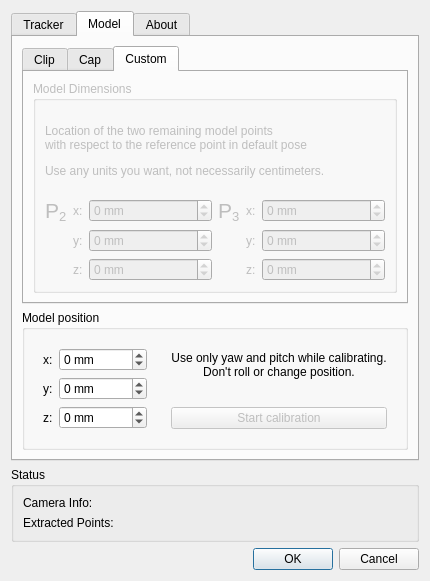
opentrack/opentrack, file tracker-easy/tracker-easy-settings.ui: the form before one commit.
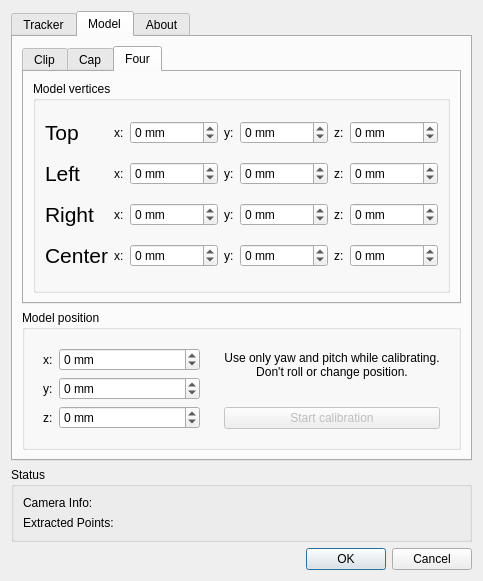
The form after the commit. The open tabs and pages were chosen to show the change. Icons and pictures are not drawn.

Commit message: Adding support for four points model. Can't get it to work correctly though.

The edit to the form file:
```diff
--- a/tracker-easy/tracker-easy-settings.ui
+++ b/tracker-easy/tracker-easy-settings.ui
@@ -9,7 +9,7 @@
    <rect>
     <x>0</x>
     <y>0</y>
-    <width>418</width>
+    <width>422</width>
     <height>724</height>
    </rect>
   </property>
@@ -873,33 +873,20 @@
          </widget>
          <widget class="QWidget" name="tabCustom">
           <property name="enabled">
-           <bool>false</bool>
+           <bool>true</bool>
           </property>
           <attribute name="title">
-           <string>Custom</string>
+           <string>Four</string>
           </attribute>
           <layout class="QGridLayout" name="gridLayout">
            <item row="0" column="0">
             <widget class="QGroupBox" name="groupBox_7">
              <property name="title">
-              <string>Model Dimensions</string>
+              <string>Model vertices</string>
              </property>
              <layout class="QGridLayout" name="gridLayout_5">
-              <item row="3" column="1">
-               <widget class="QLabel" name="label_57">
-                <property name="sizePolicy">
-                 <sizepolicy hsizetype="Maximum" vsizetype="Preferred">
-                  <horstretch>0</horstretch>
-                  <verstretch>0</verstretch>
-                 </sizepolicy>
-                </property>
-                <property name="text">
-                 <string>z:</string>
-                </property>
-               </widget>
-              </item>
-              <item row="2" column="5">
-               <widget class="QSpinBox" name="m2y_spin">
+              <item row="0" column="6">
+               <widget class="QSpinBox" name="iSpinFourTopZ">
                 <property name="suffix">
                  <string> mm</string>
                 </property>
@@ -911,8 +898,8 @@
                 </property>
                </widget>
               </item>
-              <item row="1" column="1">
-               <widget class="QLabel" name="label_63">
+              <item row="0" column="1">
+               <widget class="QLabel" name="label_68">
                 <property name="sizePolicy">
                  <sizepolicy hsizetype="Maximum" vsizetype="Preferred">
                   <horstretch>0</horstretch>
@@ -924,8 +911,73 @@
                 </property>
                </widget>
               </item>
-              <item row="1" column="2">
-               <widget class="QSpinBox" name="m1x_spin">
+              <item row="0" column="3">
+               <widget class="QLabel" name="label_76">
+                <property name="sizePolicy">
+                 <sizepolicy hsizetype="Maximum" vsizetype="Preferred">
+                  <horstretch>0</horstretch>
+                  <verstretch>0</verstretch>
+                 </sizepolicy>
+                </property>
+                <property name="text">
+                 <string>y:</string>
+                </property>
+               </widget>
+              </item>
+              <item row="0" column="2">
+               <widget class="QSpinBox" name="iSpinFourTopX">
+                <property name="suffix">
+                 <string> mm</string>
+                </property>
+                <property name="minimum">
+                 <number>-65535</number>
+                </property>
+                <property name="maximum">
+                 <number>65535</number>
+                </property>
+               </widget>
+              </item>
+              <item row="0" column="5">
+               <widget class="QLabel" name="label_65">
+                <property name="sizePolicy">
+                 <sizepolicy hsizetype="Maximum" vsizetype="Preferred">
+                  <horstretch>0</horstretch>
+                  <verstretch>0</verstretch>
+                 </sizepolicy>
+                </property>
+                <property name="text">
+                 <string>z:</string>
+                </property>
+               </widget>
+              </item>
+              <item row="0" column="0">
+               <widget class="QLabel" name="label_75">
+                <property name="sizePolicy">
+                 <sizepolicy hsizetype="Maximum" vsizetype="Preferred">
+                  <horstretch>0</horstretch>
+                  <verstretch>0</verstretch>
+                 </sizepolicy>
+                </property>
+                <property name="text">
+                 <string>&lt;html&gt;&lt;head/&gt;&lt;body&gt;&lt;p&gt;&lt;span style=&quot; font-size:16pt;&quot;&gt;Top&lt;/span&gt;&lt;/p&gt;&lt;/body&gt;&lt;/html&gt;</string>
+                </property>
+               </widget>
+              </item>
+              <item row="0" column="4">
+               <widget class="QSpinBox" name="iSpinFourTopY">
+                <property name="suffix">
+                 <string> mm</string>
+                </property>
+                <property name="minimum">
+                 <number>-65535</number>
+                </property>
+                <property name="maximum">
+                 <number>65535</number>
+                </property>
+               </widget>
+              </item>
+              <item row="2" column="6">
+               <widget class="QSpinBox" name="iSpinFourLeftZ">
                 <property name="suffix">
                  <string> mm</string>
                 </property>
@@ -938,59 +990,7 @@
                </widget>
               </item>
               <item row="2" column="2">
-               <widget class="QSpinBox" name="m1y_spin">
-                <property name="suffix">
-                 <string> mm</string>
-                </property>
-                <property name="minimum">
-                 <number>-65535</number>
-                </property>
-                <property name="maximum">
-                 <number>65535</number>
-                </property>
-               </widget>
-              </item>
-              <item row="3" column="5">
-               <widget class="QSpinBox" name="m2z_spin">
-                <property name="suffix">
-                 <string> mm</string>
-                </property>
-                <property name="minimum">
-                 <number>-65535</number>
-                </property>
-                <property name="maximum">
-                 <number>65535</number>
-                </property>
-               </widget>
-              </item>
-              <item row="1" column="5">
-               <widget class="QSpinBox" name="m2x_spin">
-                <property name="suffix">
-                 <string> mm</string>
-                </property>
-                <property name="minimum">
-                 <number>-65535</number>
-                </property>
-                <property name="maximum">
-                 <number>65535</number>
-                </property>
-               </widget>
-              </item>
-              <item row="0" column="0" colspan="6">
-               <widget class="QLabel" name="label_56">
-                <property name="sizePolicy">
-                 <sizepolicy hsizetype="Preferred" vsizetype="Preferred">
-                  <horstretch>0</horstretch>
-                  <verstretch>0</verstretch>
-                 </sizepolicy>
-                </property>
-                <property name="text">
-                 <string>&lt;html&gt;&lt;head/&gt;&lt;body&gt;&lt;p&gt;Location of the two remaining model points&lt;br/&gt;with respect to the reference point in default pose&lt;/p&gt;&lt;p&gt;Use any units you want, not necessarily centimeters.&lt;/p&gt;&lt;/body&gt;&lt;/html&gt;</string>
-                </property>
-               </widget>
-              </item>
-              <item row="3" column="2">
-               <widget class="QSpinBox" name="m1z_spin">
+               <widget class="QSpinBox" name="iSpinFourLeftX">
                 <property name="suffix">
                  <string> mm</string>
                 </property>
@@ -1003,7 +1003,33 @@
                </widget>
               </item>
               <item row="2" column="4">
-               <widget class="QLabel" name="label_70">
+               <widget class="QSpinBox" name="iSpinFourLeftY">
+                <property name="suffix">
+                 <string> mm</string>
+                </property>
+                <property name="minimum">
+                 <number>-65535</number>
+                </property>
+                <property name="maximum">
+                 <number>65535</number>
+                </property>
+               </widget>
+              </item>
+              <item row="2" column="0">
+               <widget class="QLabel" name="label_74">
+                <property name="sizePolicy">
+                 <sizepolicy hsizetype="Maximum" vsizetype="Preferred">
+                  <horstretch>0</horstretch>
+                  <verstretch>0</verstretch>
+                 </sizepolicy>
+                </property>
+                <property name="text">
+                 <string>&lt;html&gt;&lt;head/&gt;&lt;body&gt;&lt;p&gt;&lt;span style=&quot; font-size:16pt;&quot;&gt;Left&lt;/span&gt;&lt;/p&gt;&lt;/body&gt;&lt;/html&gt;</string>
+                </property>
+               </widget>
+              </item>
+              <item row="2" column="3">
+               <widget class="QLabel" name="label_72">
                 <property name="sizePolicy">
                  <sizepolicy hsizetype="Maximum" vsizetype="Preferred">
                   <horstretch>0</horstretch>
@@ -1015,8 +1041,21 @@
                 </property>
                </widget>
               </item>
-              <item row="1" column="4">
-               <widget class="QLabel" name="label_67">
+              <item row="2" column="5">
+               <widget class="QLabel" name="label_73">
+                <property name="sizePolicy">
+                 <sizepolicy hsizetype="Maximum" vsizetype="Preferred">
+                  <horstretch>0</horstretch>
+                  <verstretch>0</verstretch>
+                 </sizepolicy>
+                </property>
+                <property name="text">
+                 <string>z:</string>
+                </property>
+               </widget>
+              </item>
+              <item row="2" column="1">
+               <widget class="QLabel" name="label_71">
                 <property name="sizePolicy">
                  <sizepolicy hsizetype="Maximum" vsizetype="Preferred">
                   <horstretch>0</horstretch>
@@ -1028,20 +1067,7 @@
                 </property>
                </widget>
               </item>
-              <item row="1" column="3">
-               <widget class="QLabel" name="label_64">
-                <property name="sizePolicy">
-                 <sizepolicy hsizetype="Maximum" vsizetype="Preferred">
-                  <horstretch>0</horstretch>
-                  <verstretch>0</verstretch>
-                 </sizepolicy>
-                </property>
-                <property name="text">
-                 <string>&lt;html&gt;&lt;head/&gt;&lt;body&gt;&lt;p&gt;&lt;span style=&quot; font-size:16pt;&quot;&gt;P&lt;/span&gt;&lt;span style=&quot; font-size:16pt; vertical-align:sub;&quot;&gt;3&lt;/span&gt;&lt;/p&gt;&lt;/body&gt;&lt;/html&gt;</string>
-                </property>
-               </widget>
-              </item>
-              <item row="1" column="0">
+              <item row="3" column="0">
                <widget class="QLabel" name="label_60">
                 <property name="sizePolicy">
                  <sizepolicy hsizetype="Maximum" vsizetype="Preferred">
@@ -1050,11 +1076,154 @@
                  </sizepolicy>
                 </property>
                 <property name="text">
-                 <string>&lt;html&gt;&lt;head/&gt;&lt;body&gt;&lt;p&gt;&lt;span style=&quot; font-size:16pt;&quot;&gt;P&lt;/span&gt;&lt;span style=&quot; font-size:16pt; vertical-align:sub;&quot;&gt;2&lt;/span&gt;&lt;/p&gt;&lt;/body&gt;&lt;/html&gt;</string>
+                 <string>&lt;html&gt;&lt;head/&gt;&lt;body&gt;&lt;p&gt;&lt;span style=&quot; font-size:16pt;&quot;&gt;Right&lt;/span&gt;&lt;/p&gt;&lt;/body&gt;&lt;/html&gt;</string>
+                </property>
+               </widget>
+              </item>
+              <item row="3" column="2">
+               <widget class="QSpinBox" name="iSpinFourRightX">
+                <property name="suffix">
+                 <string> mm</string>
+                </property>
+                <property name="minimum">
+                 <number>-65535</number>
+                </property>
+                <property name="maximum">
+                 <number>65535</number>
+                </property>
+               </widget>
+              </item>
+              <item row="3" column="1">
+               <widget class="QLabel" name="label_63">
+                <property name="sizePolicy">
+                 <sizepolicy hsizetype="Maximum" vsizetype="Preferred">
+                  <horstretch>0</horstretch>
+                  <verstretch>0</verstretch>
+                 </sizepolicy>
+                </property>
+                <property name="text">
+                 <string>x:</string>
+                </property>
+               </widget>
+              </item>
+              <item row="3" column="3">
+               <widget class="QLabel" name="label_58">
+                <property name="sizePolicy">
+                 <sizepolicy hsizetype="Maximum" vsizetype="Preferred">
+                  <horstretch>0</horstretch>
+                  <verstretch>0</verstretch>
+                 </sizepolicy>
+                </property>
+                <property name="text">
+                 <string>y:</string>
                 </property>
                </widget>
               </item>
               <item row="3" column="4">
+               <widget class="QSpinBox" name="iSpinFourRightY">
+                <property name="suffix">
+                 <string> mm</string>
+                </property>
+                <property name="minimum">
+                 <number>-65535</number>
+                </property>
+                <property name="maximum">
+                 <number>65535</number>
+                </property>
+               </widget>
+              </item>
+              <item row="3" column="5">
+               <widget class="QLabel" name="label_57">
+                <property name="sizePolicy">
+                 <sizepolicy hsizetype="Maximum" vsizetype="Preferred">
+                  <horstretch>0</horstretch>
+                  <verstretch>0</verstretch>
+                 </sizepolicy>
+                </property>
+                <property name="text">
+                 <string>z:</string>
+                </property>
+               </widget>
+              </item>
+              <item row="3" column="6">
+               <widget class="QSpinBox" name="iSpinFourRightZ">
+                <property name="suffix">
+                 <string> mm</string>
+                </property>
+                <property name="minimum">
+                 <number>-65535</number>
+                </property>
+                <property name="maximum">
+                 <number>65535</number>
+                </property>
+               </widget>
+              </item>
+              <item row="5" column="0">
+               <widget class="QLabel" name="label_64">
+                <property name="sizePolicy">
+                 <sizepolicy hsizetype="Maximum" vsizetype="Preferred">
+                  <horstretch>0</horstretch>
+                  <verstretch>0</verstretch>
+                 </sizepolicy>
+                </property>
+                <property name="text">
+                 <string>&lt;html&gt;&lt;head/&gt;&lt;body&gt;&lt;p&gt;&lt;span style=&quot; font-size:16pt;&quot;&gt;Center&lt;/span&gt;&lt;/p&gt;&lt;/body&gt;&lt;/html&gt;</string>
+                </property>
+               </widget>
+              </item>
+              <item row="5" column="1">
+               <widget class="QLabel" name="label_67">
+                <property name="sizePolicy">
+                 <sizepolicy hsizetype="Maximum" vsizetype="Preferred">
+                  <horstretch>0</horstretch>
+                  <verstretch>0</verstretch>
+                 </sizepolicy>
+                </property>
+                <property name="text">
+                 <string>x:</string>
+                </property>
+               </widget>
+              </item>
+              <item row="5" column="2">
+               <widget class="QSpinBox" name="iSpinFourCenterX">
+                <property name="suffix">
+                 <string> mm</string>
+                </property>
+                <property name="minimum">
+                 <number>-65535</number>
+                </property>
+                <property name="maximum">
+                 <number>65535</number>
+                </property>
+               </widget>
+              </item>
+              <item row="5" column="3">
+               <widget class="QLabel" name="label_70">
+                <property name="sizePolicy">
+                 <sizepolicy hsizetype="Maximum" vsizetype="Preferred">
+                  <horstretch>0</horstretch>
+                  <verstretch>0</verstretch>
+                 </sizepolicy>
+                </property>
+                <property name="text">
+                 <string>y:</string>
+                </property>
+               </widget>
+              </item>
+              <item row="5" column="4">
+               <widget class="QSpinBox" name="iSpinFourCenterY">
+                <property name="suffix">
+                 <string> mm</string>
+                </property>
+                <property name="minimum">
+                 <number>-65535</number>
+                </property>
+                <property name="maximum">
+                 <number>65535</number>
+                </property>
+               </widget>
+              </item>
+              <item row="5" column="5">
                <widget class="QLabel" name="label_69">
                 <property name="sizePolicy">
                  <sizepolicy hsizetype="Maximum" vsizetype="Preferred">
@@ -1067,16 +1236,16 @@
                 </property>
                </widget>
               </item>
-              <item row="2" column="1">
-               <widget class="QLabel" name="label_58">
-                <property name="sizePolicy">
-                 <sizepolicy hsizetype="Maximum" vsizetype="Preferred">
-                  <horstretch>0</horstretch>
-                  <verstretch>0</verstretch>
-                 </sizepolicy>
+              <item row="5" column="6">
+               <widget class="QSpinBox" name="iSpinFourCenterZ">
+                <property name="suffix">
+                 <string> mm</string>
                 </property>
-                <property name="text">
-                 <string>y:</string>
+                <property name="minimum">
+                 <number>-65535</number>
+                </property>
+                <property name="maximum">
+                 <number>65535</number>
                 </property>
                </widget>
               </item>
```
Left out of the diff: 10 changed lines with no effect on the pictures. The commit also changes 12 other files.
